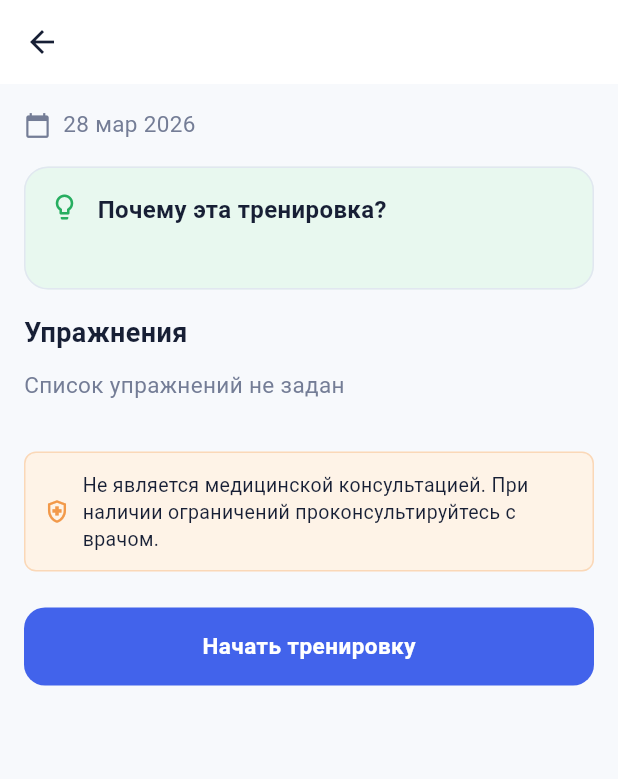
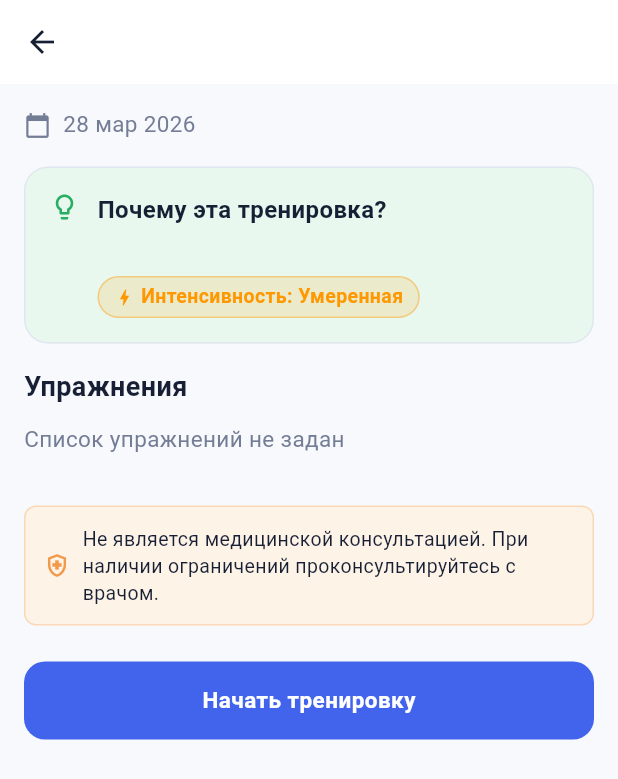
Before and after one commit to koshkina4aitests-maker/trainer_multiagent, a Flutter app: the WorkoutDetailsPage screen opened directly with empty values, on a phone screen of 412 x 824 dp. Shown: the top 779 px of the screen. Run offline on Flutter 3.47's test engine with Material 3 defaults, Android fonts, the phone set to English and light mode, and no system bars; our stand-ins replace fl_chart, flutter_bloc, get_it, go_router, shared_preferences; accounts and stored records are empty.

Commit message:
feat(iter-02): intensity chip + helper copy on recommendation cards; 44px touch targets on Dashboard; APK rebuilt with iter-02 changes
Co-authored-by: koshkina4aitests-maker <koshkina4aitests-maker@users.noreply.github.com>

```diff
--- a/flutter_app/lib/features/plan/domain/entities/plan.dart
+++ b/flutter_app/lib/features/plan/domain/entities/plan.dart
@@ -4,6 +4,8 @@ class PlannedWorkout {
   final DateTime scheduledDate;
   final List<String> exerciseNames;
   final String? recommendationReason;
+  final String? intensityLabel;
+  final String? intensityReasonShort;
   final bool completed;
 
   const PlannedWorkout({
@@ -12,6 +14,8 @@ class PlannedWorkout {
     required this.scheduledDate,
     required this.exerciseNames,
     this.recommendationReason,
+    this.intensityLabel,
+    this.intensityReasonShort,
     this.completed = false,
   });
 
@@ -21,6 +25,8 @@ class PlannedWorkout {
     DateTime? scheduledDate,
     List<String>? exerciseNames,
     String? recommendationReason,
+    String? intensityLabel,
+    String? intensityReasonShort,
     bool? completed,
   }) {
     return PlannedWorkout(
@@ -29,6 +35,8 @@ class PlannedWorkout {
       scheduledDate: scheduledDate ?? this.scheduledDate,
       exerciseNames: exerciseNames ?? this.exerciseNames,
       recommendationReason: recommendationReason ?? this.recommendationReason,
+      intensityLabel: intensityLabel ?? this.intensityLabel,
+      intensityReasonShort: intensityReasonShort ?? this.intensityReasonShort,
       completed: completed ?? this.completed,
     );
   }
@@ -39,6 +47,8 @@ class PlannedWorkout {
         'scheduledDate': scheduledDate.toIso8601String(),
         'exerciseNames': exerciseNames,
         'recommendationReason': recommendationReason,
+        'intensityLabel': intensityLabel,
+        'intensityReasonShort': intensityReasonShort,
         'completed': completed,
       };
 
@@ -48,6 +58,8 @@ class PlannedWorkout {
         scheduledDate: DateTime.parse(j['scheduledDate']),
         exerciseNames: List<String>.from(j['exerciseNames'] ?? []),
         recommendationReason: j['recommendationReason'],
+        intensityLabel: j['intensityLabel'],
+        intensityReasonShort: j['intensityReasonShort'],
         completed: j['completed'] ?? false,
       );
 }
--- a/flutter_app/lib/features/plan/presentation/pages/workout_details_page.dart
+++ b/flutter_app/lib/features/plan/presentation/pages/workout_details_page.dart
@@ -61,6 +61,13 @@ class WorkoutDetailsPage extends StatelessWidget {
                             const SizedBox(height: 4),
                             Text(workout.recommendationReason!,
                                 style: AppTextStyles.body.copyWith(color: AppColors.text)),
+                            if (workout.intensityLabel != null) ...[
+                              const SizedBox(height: 8),
+                              _IntensityChip(
+                                label: workout.intensityLabel!,
+                                reason: workout.intensityReasonShort,
+                              ),
+                            ],
                           ],
                         ),
                       ),
@@ -138,6 +145,85 @@ class WorkoutDetailsPage extends StatelessWidget {
   }
 }
 
+class _IntensityChip extends StatelessWidget {
+  final String label;
+  final String? reason;
+
+  const _IntensityChip({required this.label, this.reason});
+
+  Color _chipColor() {
+    switch (label) {
+      case 'easy':
+        return const Color(0xFF4CAF50);
+      case 'hard':
+        return const Color(0xFFF44336);
+      default:
+        return const Color(0xFFFF9800);
+    }
+  }
+
+  String _chipText() {
+    switch (label) {
+      case 'easy':
+        return 'Лёгкая';
+      case 'hard':
+        return 'Высокая';
+      default:
+        return 'Умеренная';
+    }
+  }
+
+  @override
+  Widget build(BuildContext context) {
+    return Column(
+      crossAxisAlignment: CrossAxisAlignment.start,
+      children: [
+        Row(
+          children: [
+            Container(
+              padding: const EdgeInsets.symmetric(horizontal: 10, vertical: 4),
+              decoration: BoxDecoration(
+                color: _chipColor().withValues(alpha: 0.15),
+                borderRadius: BorderRadius.circular(20),
+                border: Border.all(color: _chipColor().withValues(alpha: 0.4)),
+              ),
+              child: Row(
+                mainAxisSize: MainAxisSize.min,
+                children: [
+                  Icon(Icons.bolt, color: _chipColor(), size: 14),
+                  const SizedBox(width: 4),
+                  Text(
+                    'Интенсивность: ${_chipText()}',
+                    style: TextStyle(
+                      fontSize: 13,
+                      height: 18 / 13,
+                      color: _chipColor(),
+                      fontWeight: FontWeight.w600,
+                    ),
+                  ),
+                ],
+              ),
+            ),
+          ],
+        ),
+        if (reason != null && reason!.isNotEmpty) ...[
+          const SizedBox(height: 4),
+          Text(
+            reason!,
+            maxLines: 2,
+            overflow: TextOverflow.ellipsis,
+            style: const TextStyle(
+              fontSize: 13,
+              height: 18 / 13,
+              color: Color(0xFF6B7280),
+            ),
+          ),
+        ],
+      ],
+    );
+  }
+}
+
 class _InfoRow extends StatelessWidget {
   final IconData icon;
   final String text;
--- a/flutter_app/pubspec.yaml
+++ b/flutter_app/pubspec.yaml
@@ -36,7 +36,7 @@ dependencies:
   connectivity_plus: ^6.0.5
 
   # Utils
-  intl: ^0.19.0
+  intl: ^0.20.2
   uuid: ^4.5.1
 
   # Icons
```
Also changed, not shown: flutter_app/lib/features/home/presentation/pages/home_page.dart (+98 -8 lines), flutter_app/lib/features/plan/data/repositories/plan_repository_impl.dart (+28 -0 lines), 1 other file.
